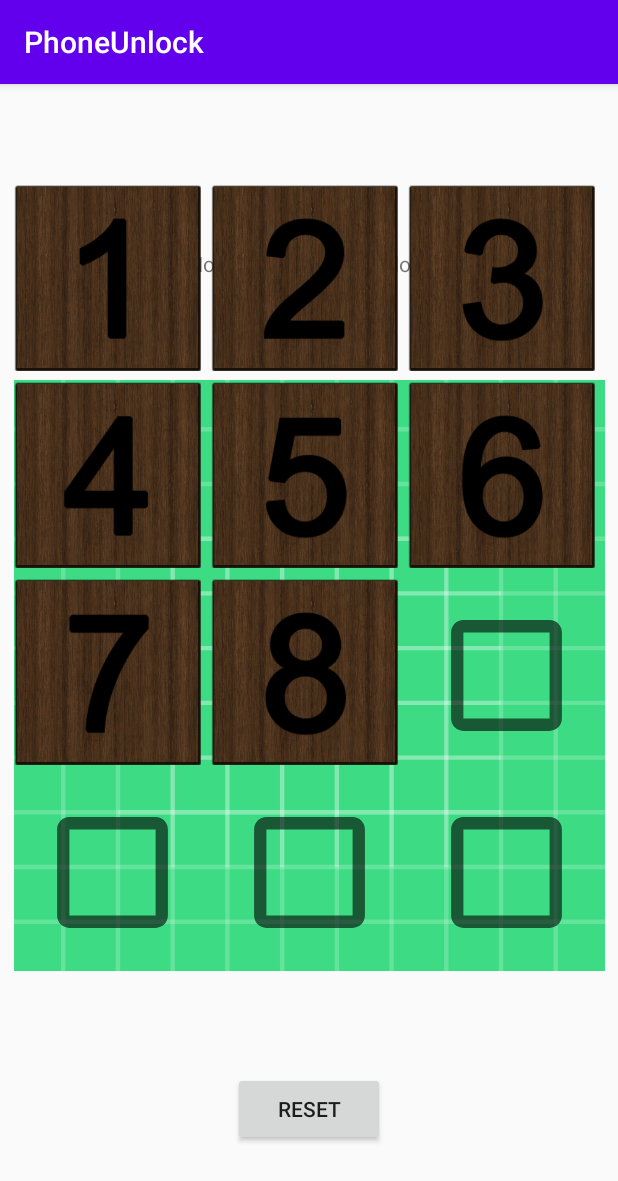
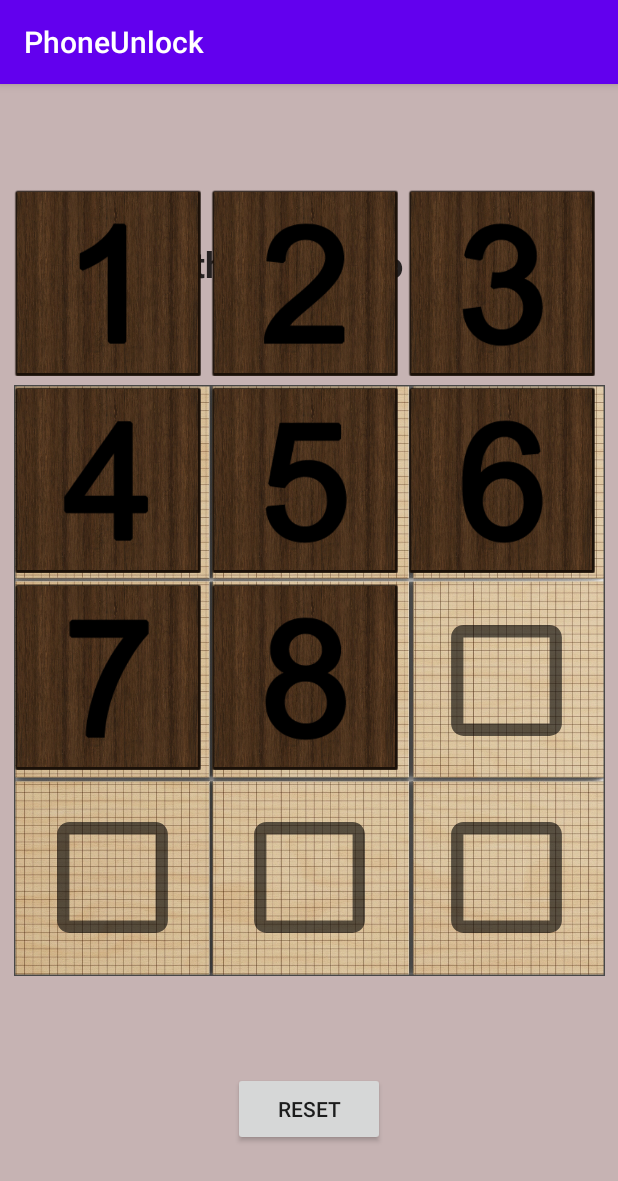
Before and after one commit to mitchgoertzen/Phone_Unlock, an Android app: the BlockUnlock screen opened through its navigation route, on a phone screen of 412 x 824 dp. Shown: the top 1181 px of the screen. Run offline under Robolectric (Android 15) with nearby library versions, the phone set to English and light mode, and no system bars.

Commit message:
edit styling in unlock

```diff
--- a/app/src/main/java/com/example/phoneunlock/BlockUnlock.java
+++ b/app/src/main/java/com/example/phoneunlock/BlockUnlock.java
@@ -1,10 +1,7 @@
 package com.example.phoneunlock;
 
-import android.annotation.SuppressLint;
 import android.content.res.ColorStateList;
-import android.graphics.Canvas;
 import android.graphics.Color;
-import android.graphics.ColorFilter;
 import android.graphics.drawable.Drawable;
 import android.os.Build;
 import android.os.Bundle;
@@ -20,10 +17,7 @@ import android.widget.TableLayout;
 import android.widget.TableRow;
 
 import androidx.annotation.NonNull;
-import androidx.annotation.Nullable;
 import androidx.annotation.RequiresApi;
-import androidx.core.content.ContextCompat;
-import androidx.core.widget.ImageViewCompat;
 import androidx.fragment.app.Fragment;
 import androidx.navigation.fragment.NavHostFragment;
 
--- a/app/src/main/res/layout/block_unlock.xml
+++ b/app/src/main/res/layout/block_unlock.xml
@@ -4,6 +4,7 @@
     xmlns:tools="http://schemas.android.com/tools"
     android:layout_width="match_parent"
     android:layout_height="match_parent"
+    android:background="#C6B3B3"
     tools:context=".BlockUnlock">
 
     <TextView
@@ -13,6 +14,9 @@
         android:layout_marginTop="32dp"
         android:layout_marginBottom="452dp"
         android:text="Move the Blocks to Unlock"
+        android:textColor="#CE000000"
+        android:textSize="24sp"
+        android:textStyle="bold"
         app:layout_constraintBottom_toTopOf="@id/button_blockunlock"
         app:layout_constraintEnd_toEndOf="parent"
         app:layout_constraintStart_toStartOf="parent"
@@ -41,11 +45,11 @@
             android:id="@+id/imageView38"
             android:layout_width="fill_parent"
             android:layout_height="fill_parent"
-            android:src="@drawable/ic_launcher_background"
             app:layout_constraintBottom_toBottomOf="parent"
             app:layout_constraintEnd_toEndOf="parent"
             app:layout_constraintStart_toStartOf="parent"
-            app:layout_constraintTop_toTopOf="parent" />
+            app:layout_constraintTop_toTopOf="parent"
+            app:srcCompat="@drawable/grid" />
 
         <TableLayout
             android:id="@+id/tableLayout"
```
